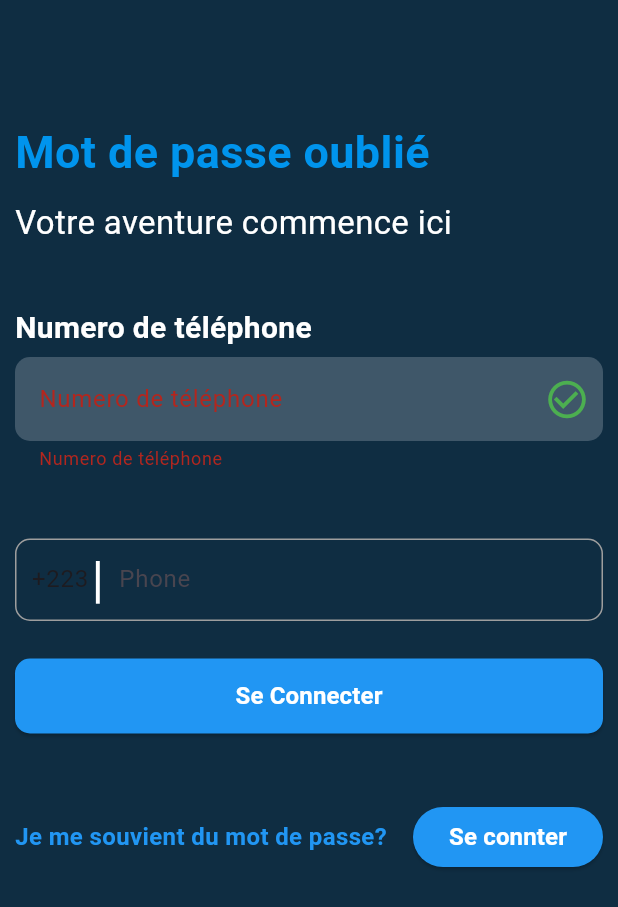
After one commit to Abdouljr/MAli-Event-Front, a Flutter app: the ForgetPassword screen opened directly, after a tap on "Se Connecter", on a phone screen of 412 x 824 dp. The commit adds this screen. Shown: the top 907 px of the screen. Run offline on Flutter 3.47's test engine with Material 3 defaults, Android fonts, the phone set to English and light mode, and no system bars; our stand-ins replace cloud_firestore, firebase_auth, firebase_core, font_awesome_flutter, pinput, shared_preferences; accounts and stored records are empty; network calls fail.

Commit message:
avant le merge de tiec du 18/04/2024

```diff
--- /dev/null
+++ b/lib/Screen/Auth & inscription/forgetPassword.dart
@@ -0,0 +1,279 @@
+import 'package:firebase_auth/firebase_auth.dart';
+import 'package:flutter/material.dart';
+import 'package:front_mali_event/Screen/Auth%20&%20inscription/authentification.dart';
+import 'package:front_mali_event/Screen/Auth%20&%20inscription/verify.dart';
+
+import 'inscription.dart';
+
+class ForgetPassword extends StatefulWidget {
+  const ForgetPassword({Key? key}) : super(key: key);
+  static String verify = "";
+  @override
+  State<ForgetPassword> createState() => _ForgetPasswordState();
+}
+
+class _ForgetPasswordState extends State<ForgetPassword> {
+  TextEditingController countryController = TextEditingController();
+  var phone = "";
+
+  final _formSignInKey = GlobalKey<FormState>();
+  bool rememberPassword = true;
+
+  @override
+  void initState() {
+    super.initState();
+    countryController.text = "+223";
+  }
+
+  @override
+  Widget build(BuildContext context) {
+    return Scaffold(
+      backgroundColor: const Color(0xFF0F2D42),
+      body: Padding(
+        padding:
+            const EdgeInsets.only(top: 80, left: 10, right: 10, bottom: 20),
+        child: SingleChildScrollView(
+          child: Form(
+            key: _formSignInKey,
+            child: Column(
+              crossAxisAlignment: CrossAxisAlignment.start,
+              children: [
+                const Text(
+                  "Mot de passe oublié",
+                  style: TextStyle(
+                    fontSize: 30,
+                    color: Color(0xFF0094ED),
+                    fontWeight: FontWeight.bold,
+                  ),
+                ),
+                const SizedBox(
+                  height: 10,
+                ),
+                const Text(
+                  "Votre aventure commence ici",
+                  style: TextStyle(
+                    fontSize: 22,
+                    color: Colors.white,
+                    fontWeight: FontWeight.w400,
+                  ),
+                ),
+
+                const SizedBox(
+                  height: 40,
+                ),
+                const Text(
+                  "Numero de téléphone",
+                  style: TextStyle(
+                    fontSize: 20,
+                    color: Colors.white,
+                    fontWeight: FontWeight.w600,
+                  ),
+                ),
+                const SizedBox(
+                  height: 5,
+                ),
+                TextFormField(
+                  validator: (value) {
+                    if (value == null || value.isEmpty) {
+                      return 'Numero de téléphone';
+                    }
+                    return null;
+                  },
+                  style: const TextStyle(color: Colors.white),
+                  decoration: InputDecoration(
+                    label: const Text('Numero de téléphone'),
+                    hintText: 'Numero de téléphone',
+                    border: OutlineInputBorder(
+                      borderRadius: BorderRadius.circular(10),
+                      borderSide: BorderSide.none,
+                    ),
+                    filled: true,
+                    fillColor: const Color(0xFF3F5769),
+                    // hintText: '91 22 88 29',
+                    hintStyle: const TextStyle(color: Colors.white70),
+                    suffixIcon: const Icon(
+                      Icons.check_circle_outline,
+                      color: Colors.green,
+                      size: 30,
+                    ),
+                  ),
+                ),
+                const SizedBox(
+                  height: 25.0,
+                ),
+
+
+               const SizedBox(
+                  height: 20,
+                ),
+                Container(
+                  height: 55,
+                  decoration: BoxDecoration(
+                    border: Border.all(width: 1, color: Colors.grey),
+                    borderRadius: BorderRadius.circular(10),
+                  ),
+                  child: Row(
+                    mainAxisAlignment: MainAxisAlignment.center,
+                    children: [
+                      SizedBox(
+                        width: 10,
+                      ),
+                      SizedBox(
+                        width: 40,
+                        child: TextField(
+                          controller: countryController,
+                          keyboardType: TextInputType.number,
+                          decoration: InputDecoration(
+                            border: InputBorder.none,
+                          ),
+                        ),
+                      ),
+                      Text(
+                        "|",
+                        style: TextStyle(fontSize: 33, color: Colors.white),
+                      ),
+                      SizedBox(
+                        width: 10,
+                      ),
+                      Expanded(
+                        child: TextField(
+                          keyboardType: TextInputType.phone,
+                          onChanged: (value) {
+                            setState(() {
+                              phone = value;
+                            });
+                          },
+                          decoration: InputDecoration(
+                            border: InputBorder.none,
+                            hintText: "Phone",
+                          ),
+                        ),
+                      )
+                    ],
+                  ),
+                ),
+
+                const SizedBox(
+                  height: 25,
+                ),
+                SizedBox(
+                  width: double.infinity,
+                  height: 50,
+                  child: ElevatedButton(
+                    onPressed: () async {
+                      if (_formSignInKey.currentState!.validate() &&
+                          rememberPassword) {
+                        ScaffoldMessenger.of(context).showSnackBar(
+                          const SnackBar(
+                            content: Text('Processing Data'),
+                          ),
+                        );
+                      } else if (!rememberPassword) {
+                        ScaffoldMessenger.of(context).showSnackBar(
+                          const SnackBar(
+                              content: Text(
+                                  'Please agree to the processing of personal data')),
+                        );
+                      }
+                      try {
+                        await FirebaseAuth.instance.verifyPhoneNumber(
+                          phoneNumber: '${countryController.text + phone}',
+                          verificationCompleted:
+                              (PhoneAuthCredential credential) {
+                            // Traitement lorsque la vérification est terminée automatiquement
+                            // Navigator.pushNamed(context, 'verify');
+                          },
+                          verificationFailed: (FirebaseAuthException e) {
+                            // Traitement en cas d'échec de la vérification
+                            print('Erreur de vérification : ${e.message}');
+                          },
+                          codeSent: (String verificationId, int? resendToken) {
+                            // Traitement après l'envoi du code de vérification
+                            // Navigator.pushNamed(context, 'verify', arguments: {
+                            //   'verificationId': verificationId,
+                            // });
+                            ForgetPassword.verify = verificationId;
+                            Navigator.push(
+                              context,
+                              MaterialPageRoute(
+                                builder: (_) => const MyVerify(),
+                              ),
+                            );
+                          },
+                          codeAutoRetrievalTimeout: (String verificationId) {
+                            // Traitement en cas de délai d'attente dépassé
+                          },
+                        );
+                      } catch (e) {
+                        // Gestion des erreurs générales
+                        print('Erreur : $e');
+                      }
+                    },
+                    style: ElevatedButton.styleFrom(
+                      foregroundColor: Colors.white,
+                      backgroundColor: Colors.blue,
+                      shape: RoundedRectangleBorder(
+                        borderRadius: BorderRadius.circular(10.0),
+                      ),
+                    ),
+                    child: const Text(
+                      "Se Connecter",
+                      style: TextStyle(
+                        fontSize: 16,
+                        color: Colors.white,
+                        fontWeight: FontWeight.w600,
+                      ),
+                    ),
+                  ),
+                ),
+                const SizedBox(
+                  height: 45,
+                ),
+                Row(
+                  mainAxisAlignment: MainAxisAlignment.spaceBetween,
+                  children: [
+                    Container(
+                      alignment: Alignment.center,
+                      height: 40,
+                      child: const Text(
+                        "Je me souvient du mot de passe?",
+                        style: TextStyle(
+                          fontSize: 16,
+                          color: Colors.blue,
+                          fontWeight: FontWeight.w600,
+                        ),
+                      ),
+                    ),
+                    ElevatedButton(
+                      onPressed: () {
+                        Navigator.push(
+                          context,
+                          MaterialPageRoute(
+                            builder: (_) => const Authentification(),
+                          ),
+                        );
+                      },
+                      style: ElevatedButton.styleFrom(
+                        foregroundColor: Colors.white,
+                        backgroundColor: Colors.blue,
+                      ),
+                      child: const Text(
+                        "Se connter",
+                        style: TextStyle(
+                          fontSize: 16,
+                          color: Colors.white,
+                          fontWeight: FontWeight.w600,
+                        ),
+                      ),
+                    ),
+                  ],
+                ),
+
+                ],
+            ),
+          ),
+        ),
+      ),
+    );
+  }
+}
--- a/lib/models/utilisateur.model.dart
+++ b/lib/models/utilisateur.model.dart
@@ -8,11 +8,13 @@ class Utilisateur {
   DocumentReference role;
 
   Utilisateur(
-      {required this.uid,
+      {
+      required this.uid,
       required this.prenom,
       required this.nom,
       required this.email,
-      required this.role});
+      required this.role
+      });
 
   factory Utilisateur.fromMap(Map<String, dynamic> data) {
     return Utilisateur(
--- a/pubspec.yaml
+++ b/pubspec.yaml
@@ -29,6 +29,8 @@ dependencies:
   shared_preferences: ^2.2.2
   firebase_core: ^2.24.2
   cloud_firestore: ^4.15.5
+  firebase_auth: 4.17.8
+  pinput: ^4.0.0
 
 flutter_native_splash:
   background_image: "assets/images/first.png"
```
Also changed, not shown: lib/Screen/Auth & inscription/authentification.dart (+148 -26 lines), lib/Screen/Auth & inscription/verify.dart (added, +157 -0 lines), lib/Screen/postes/post_widget.dart (+6 -6 lines), lib/main.dart (+17 -6 lines), pubspec.lock, 7 other files.
